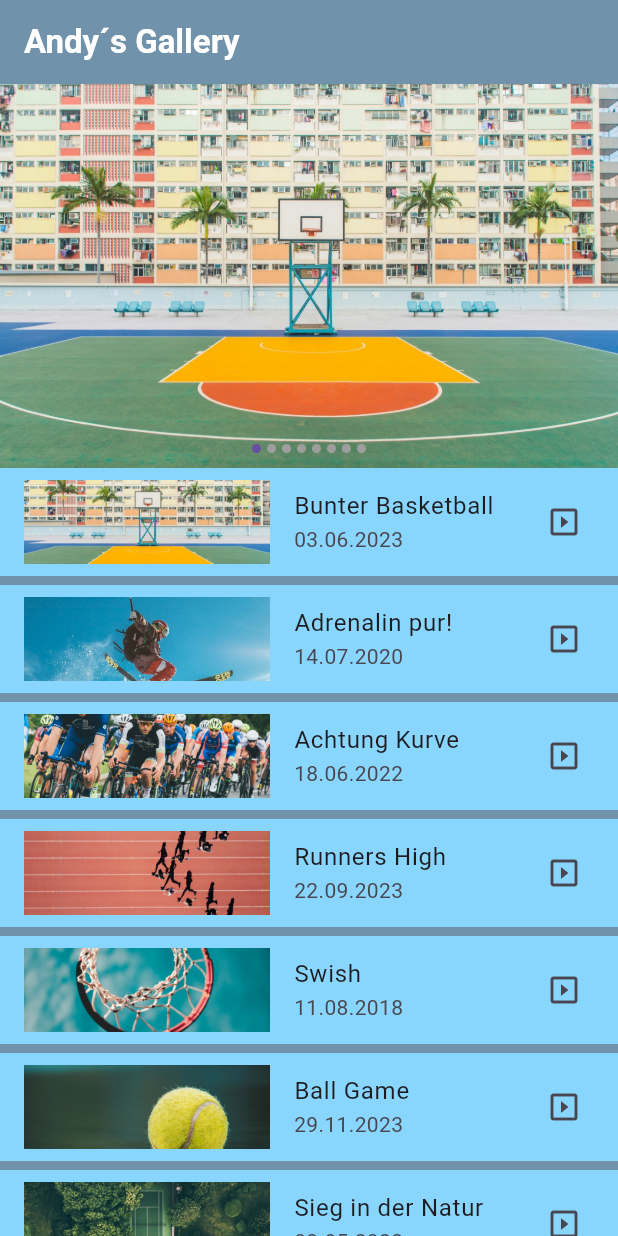
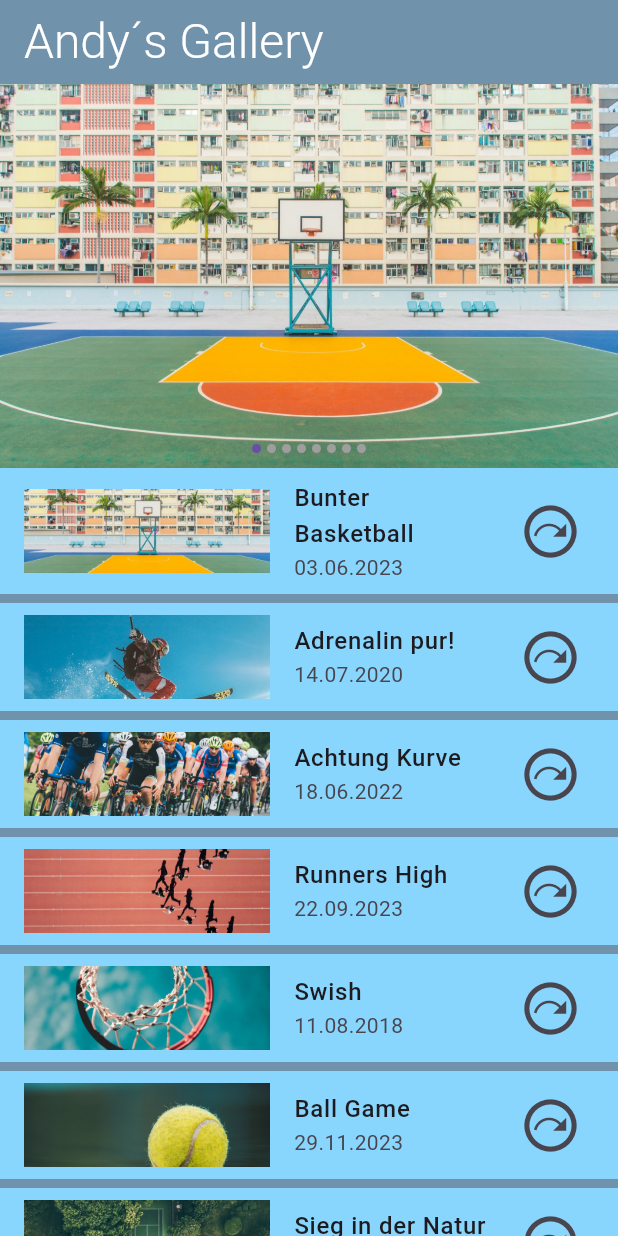
Before and after one commit to Dopa91/simple_gallery_app_dopatka, a Flutter app: the MyGalleryPage screen opened directly, on a phone screen of 412 x 824 dp. Run offline on Flutter 3.47's test engine with Material 3 defaults, Android fonts, the phone set to English and light mode, and no system bars; drawn by our look-alikes of flutter_image_slideshow.

Commit message:
changed style

```diff
--- a/lib/features/gallery/screens/my_gallery_page.dart
+++ b/lib/features/gallery/screens/my_gallery_page.dart
@@ -17,7 +17,8 @@ class MyGalleryPage extends StatelessWidget {
         backgroundColor: const Color.fromARGB(255, 112, 146, 170),
         title: const Text(
           "Andy´s Gallery",
-          style: TextStyle(fontWeight: FontWeight.w600, color: Colors.white),
+          style: TextStyle(
+              fontWeight: FontWeight.w300, color: Colors.white, fontSize: 32),
         ),
       ),
       body: Column(
@@ -37,7 +38,12 @@ class MyGalleryPage extends StatelessWidget {
               itemCount: dataList.length,
               itemBuilder: (context, index) {
                 return ListTile(
-                  title: Text(dataList[index].imageTitle),
+                  title: Text(
+                    dataList[index].imageTitle,
+                    style: const TextStyle(
+                      fontWeight: FontWeight.w500,
+                    ),
+                  ),
                   subtitle: Text(dataList[index].imageDate),
                   leading: Image.asset(
                     dataList[index].imagePath,
@@ -54,7 +60,10 @@ class MyGalleryPage extends StatelessWidget {
                           ),
                         );
                       },
-                      child: const Icon(Icons.slideshow)),
+                      child: const Icon(
+                        Icons.next_plan_outlined,
+                        size: 42,
+                      )),
                 );
               },
             ),
```
